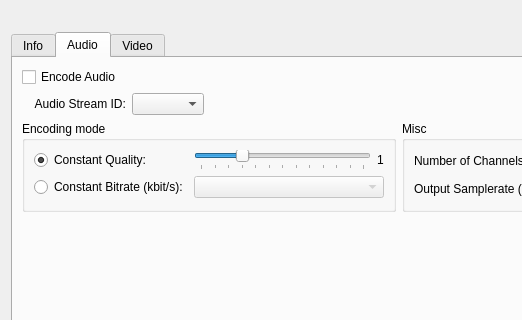
The window that dialog.ui (an146/qtheorafrontend) describes before a commit, drawn with Qt 5; both pictures show x 0 to 522 and y 155 to 475 of the 798 by 581 pixel window.
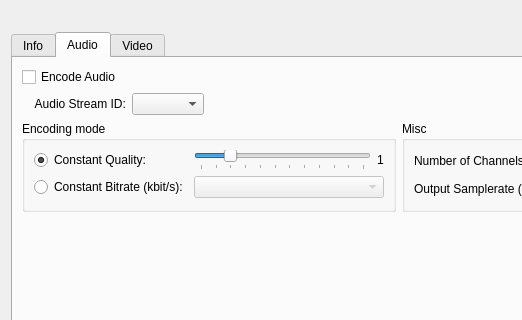
The same window after the commit. The open tabs and pages were chosen to show the change. Icons and pictures are not drawn. Custom widgets are drawn as their Qt base class.

Commit message:
fixed partial encoding; tweaked quality choices
enabled partial encoding when duration's unknown
reflected the fact f2t doesn't work well with audio
quality < -1 and bitrate < 45

Diff of the .ui file:
```diff
--- a/dialog.ui
+++ b/dialog.ui
@@ -573,7 +573,7 @@
             <item row="1" column="1">
              <widget class="QSlider" name="audio_quality">
               <property name="minimum">
-               <number>-2</number>
+               <number>-1</number>
               </property>
               <property name="maximum">
                <number>10</number>
```
The commit also changes 1 other file.
